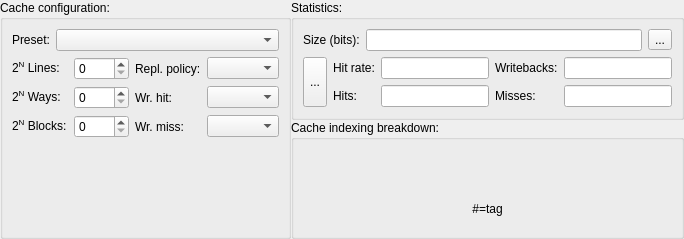
Above: src/cachesim/cacheconfigwidget.ui from mortbopet/Ripes before the change. Below: the same form after it.
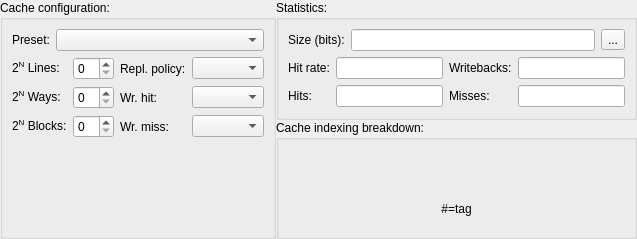
That is the form after the change.

Commit message: Move cache plot widget to CacheWidget

Diff of the .ui file:
```diff
--- a/src/cachesim/cacheconfigwidget.ui
+++ b/src/cachesim/cacheconfigwidget.ui
@@ -6,7 +6,7 @@
    <rect>
     <x>0</x>
     <y>0</y>
-    <width>684</width>
+    <width>637</width>
     <height>239</height>
    </rect>
   </property>
@@ -236,25 +236,6 @@
           </item>
           <item row="1" column="0">
            <layout class="QHBoxLayout" name="horizontalLayout_4">
-            <item>
-             <widget class="QToolButton" name="cachePlot">
-              <property name="sizePolicy">
-               <sizepolicy hsizetype="Preferred" vsizetype="Preferred">
-                <horstretch>0</horstretch>
-                <verstretch>0</verstretch>
-               </sizepolicy>
-              </property>
-              <property name="text">
-               <string>...</string>
-              </property>
-              <property name="iconSize">
-               <size>
-                <width>32</width>
-                <height>32</height>
-               </size>
-              </property>
-             </widget>
-            </item>
             <item>
              <layout class="QGridLayout" name="gridLayout_6">
               <item row="0" column="1">
```
The commit also changes 7 other files.
